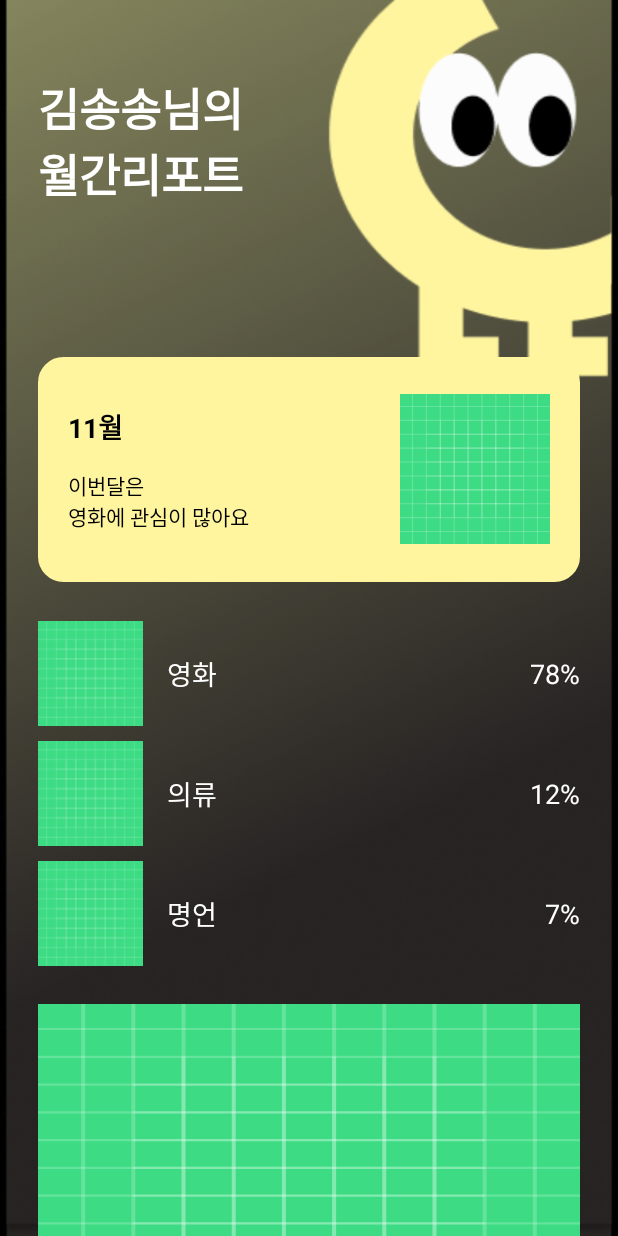
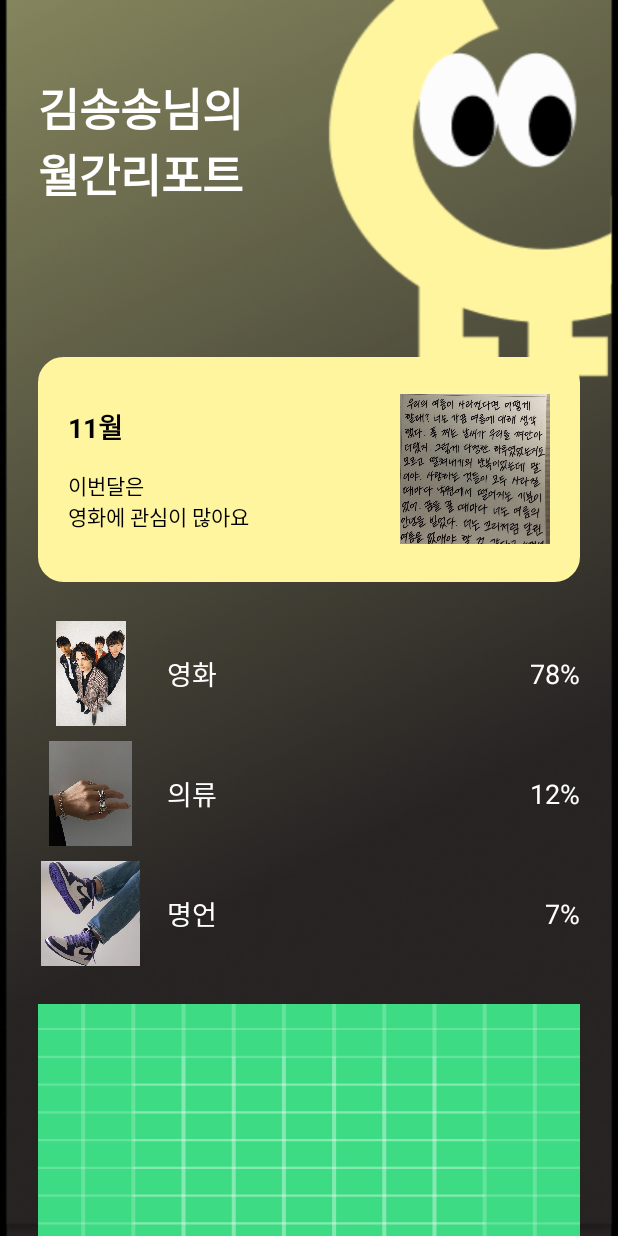
Before and after one commit to 2024-UGGTHON-Collect/Collect_FE, an Android app: the fragment ReportFragment shown on its own in the app's theme, on a phone screen of 412 x 824 dp. Run offline under Robolectric (Android 15) with nearby library versions, the phone set to English and light mode, and no system bars; libraries missing offline, so code that uses them is left out: com.uggthon.

```diff
--- a/app/src/main/res/layout/fragment_report.xml
+++ b/app/src/main/res/layout/fragment_report.xml
@@ -81,7 +81,7 @@
                     android:layout_height="100dp"
                     android:layout_marginStart="16dp"
                     android:scaleType="centerCrop"
-                    android:src="@drawable/ic_launcher_background" />
+                    android:src="@drawable/doc" />
             </LinearLayout>
 
             <!-- 차트 1 -->
@@ -99,7 +99,7 @@
                     android:layout_width="70dp"
                     android:layout_height="70dp"
                     android:layout_marginEnd="16dp"
-                    android:src="@drawable/ic_launcher_background" />
+                    android:src="@drawable/singers" />
 
                 <!-- 텍스트 -->
                 <TextView
@@ -134,7 +134,7 @@
                     android:layout_width="70dp"
                     android:layout_height="70dp"
                     android:layout_marginEnd="16dp"
-                    android:src="@drawable/ic_launcher_background" />
+                    android:src="@drawable/ring" />
 
                 <!-- 텍스트 -->
                 <TextView
@@ -169,7 +169,7 @@
                     android:layout_width="70dp"
                     android:layout_height="70dp"
                     android:layout_marginEnd="16dp"
-                    android:src="@drawable/ic_launcher_background" />
+                    android:src="@drawable/nike" />
 
                 <!-- 텍스트 -->
                 <TextView
```
Also changed, not shown: app/src/main/res/drawable/candle.jpg (renamed from app/src/main/res/drawable/doc/candle.jpg), app/src/main/res/drawable/doc.jpg (renamed from app/src/main/res/drawable/doc/doc.jpg), app/src/main/res/drawable/docu.jpg (renamed from app/src/main/res/drawable/doc/docu.jpg), app/src/main/res/drawable/nike.jpg (renamed from app/src/main/res/drawable/doc/nike.jpg), app/src/main/res/drawable/ring.jpg (renamed from app/src/main/res/drawable/doc/ring.jpg), app/src/main/res/drawable/shopping/fashion.png (added), app/src/main/res/drawable/singers.jpg (renamed from app/src/main/res/drawable/doc/singers.jpg).
